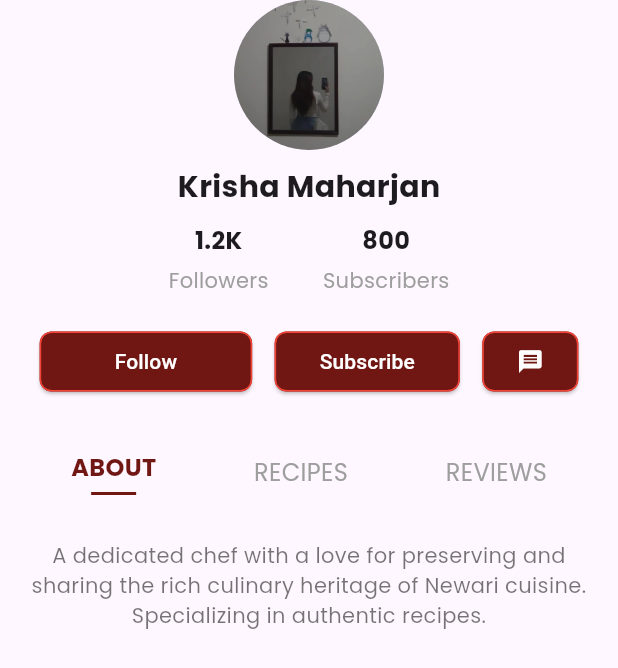
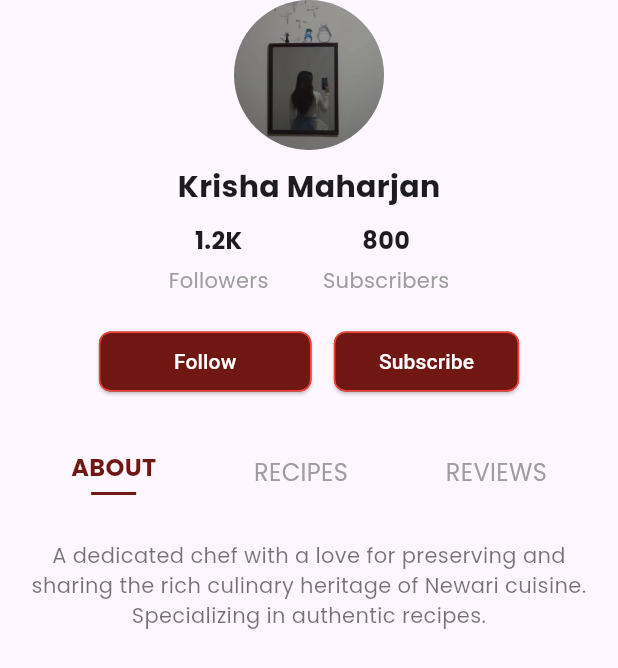
Before and after one commit to anushatamrakar/NewaFest, a Flutter app: the ChefProfilePage screen opened directly, on a phone screen of 412 x 824 dp. Shown: the top 668 px of the screen. Run offline on Flutter 3.47's test engine with Material 3 defaults, Android fonts, the phone set to English and light mode, and no system bars.

Commit message:
chef profile updated

```diff
--- a/lib/views/pages/chefProfile.dart
+++ b/lib/views/pages/chefProfile.dart
@@ -84,25 +84,6 @@ class _ChefProfilePageState extends State<ChefProfilePage> {
                   backgroundColor: const Color(0xff701714),
                   foregroundColor: Colors.white,
                   padding: const EdgeInsets.symmetric(horizontal: 30, vertical: 10),
-                  shape: RoundedRectangleBorder(
-                    borderRadius: BorderRadius.circular(8),
-                    side: const BorderSide(color: Colors.red),
-                  ),
-                ),
-              ),
-              const SizedBox(width: 15),
-
-              // Message button
-              ElevatedButton(
-                onPressed: () {
-                  // Handle message button action
-                  print("Message button pressed");
-                },
-                child: const Icon(Icons.message),
-                style: ElevatedButton.styleFrom(
-                  backgroundColor: const Color(0xff701714),
-                  foregroundColor: Colors.white,
-                  padding: const EdgeInsets.symmetric(horizontal: 8, vertical: 5),
                   shape: RoundedRectangleBorder(
                     borderRadius: BorderRadius.circular(8),
                     side: const BorderSide(color: Colors.red),
```
Also changed, not shown: lib/main.dart (+5 -3 lines).
